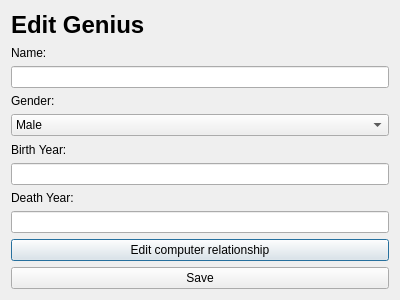
Old version of the form edithcpdialog.ui in the repository danielm15/VLN1-2016-Hopur_16.
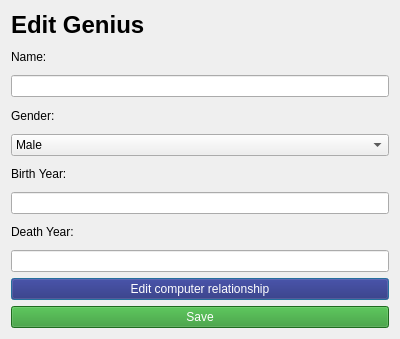
New version of the form. Icons and pictures are not drawn.

Commit message: Added color and hover to buttons

What changed in the file:
```diff
--- a/edithcpdialog.ui
+++ b/edithcpdialog.ui
@@ -7,7 +7,7 @@
     <x>0</x>
     <y>0</y>
     <width>400</width>
-    <height>300</height>
+    <height>339</height>
    </rect>
   </property>
   <property name="windowTitle">
@@ -122,6 +122,16 @@
    </item>
    <item>
     <widget class="QPushButton" name="buttonEditRelationship">
+     <property name="styleSheet">
+      <string notr="true">#buttonEditRelationship::enabled {
+	background-color: rgb(32, 32, 113);
+	color: rgb(255, 255 ,255);
+}
+
+#buttonEditRelationship::enabled::hover {
+	background-color: rgb(32, 32, 195);
+}</string>
+     </property>
      <property name="text">
       <string>Edit computer relationship</string>
      </property>
@@ -129,6 +139,17 @@
    </item>
    <item>
     <widget class="QPushButton" name="pushButton">
+     <property name="styleSheet">
+      <string notr="true">#pushButton {
+	color: rgb(255, 255, 255);
+	background-color: rgb(44, 150, 44);
+	
+}
+
+#pushButton::hover {
+	background-color: rgb(56, 190, 56);
+}</string>
+     </property>
      <property name="text">
       <string>Save</string>
      </property>
```
The commit also changes 5 other files.
